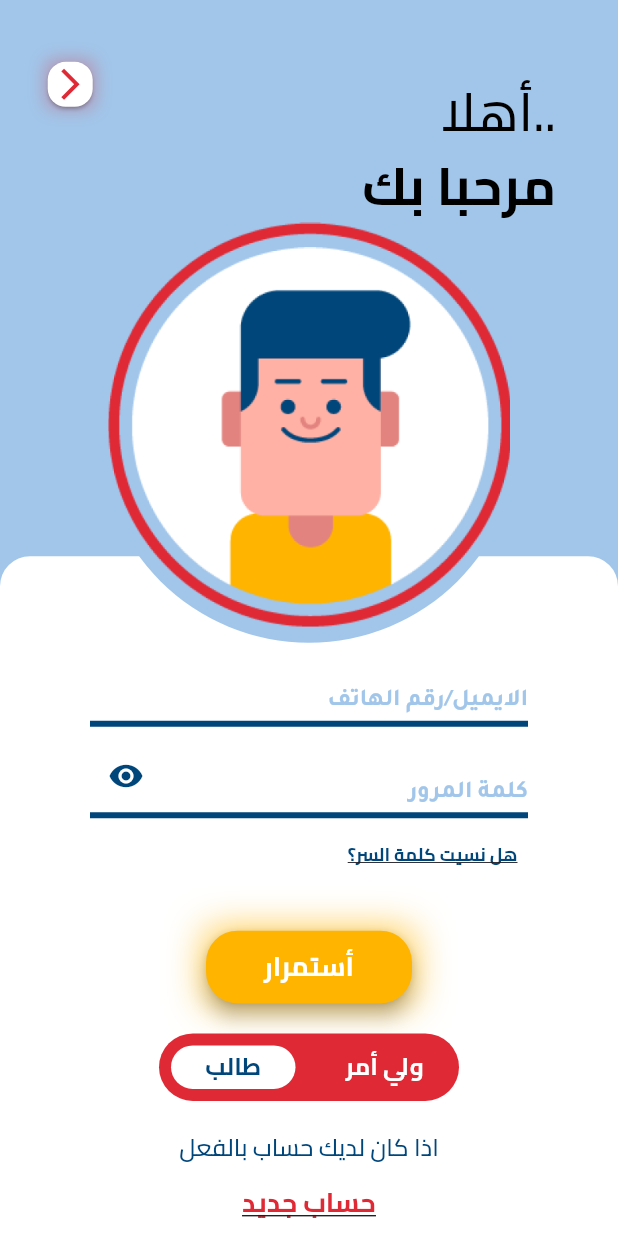
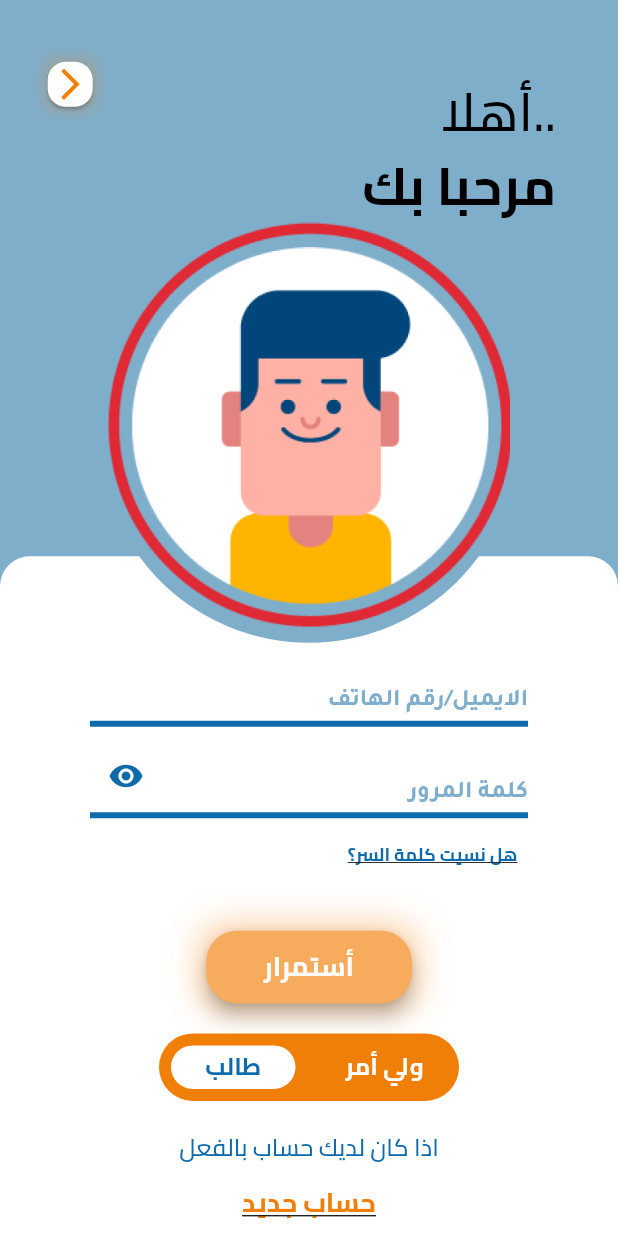
Before and after one commit to omarabdullah1/Elmanassa, a Flutter app: the screen it shows after launch, after a tap on "تخطي", after a tap on "تسجيل الدخول", on a phone screen of 412 x 824 dp. Run offline on Flutter 3.47's test engine with Material 3 defaults, Android fonts, the phone set to English and light mode, and no system bars; our stand-ins replace awesome_dialog, barcode_widget, bloc, cached_network_image, carousel_slider, conditional_builder_null_safety and 11 more; missing offline and left inert: flutter_barcode_scanner; accounts and stored records are empty; network calls fail.

Commit message:
updated image of splash screen and color pallet

```diff
--- a/lib/presentation/screens/shared/splash_screen.dart
+++ b/lib/presentation/screens/shared/splash_screen.dart
@@ -41,7 +41,7 @@ class _SplashScreenState extends State<SplashScreen> {
         child: Column(
           mainAxisAlignment: MainAxisAlignment.center,
           children: [
-            Image.asset('assets/images/logo.png'),
+            Image.asset('assets/images/Logo-02.jpg'),
             const CircularProgressIndicator(
               color: AppColor.honeyYellow,
             ),
--- a/lib/presentation/styles/colors.dart
+++ b/lib/presentation/styles/colors.dart
@@ -6,11 +6,11 @@ class AppColor {
   static const Color primary = Color(0xFF005DA3);
   static const Color error = Color(0xFFFF0000);
 
-  static const Color babyBlue = Color(0xFFA1C6EA);
-  static const Color indigoDye = Color(0xFF00467A);
+  static const Color babyBlue = Color(0xFF7FAECB);
+  static const Color indigoDye = Color(0xFF0D6BAB);
   static const Color royalBlue = Color(0xFF0C1755);
-  static const Color honeyYellow = Color(0xFFFFB400);
-  static const Color roseMadder = Color(0xFFDF2935);
+  static const Color honeyYellow = Color(0xFFF7AB5D);
+  static const Color roseMadder = Color(0xFFEF7F07);
   static const Color black = Color(0xFF000000);
   static const Color carosalBG = Color(0xFFAAAAAA);
   static const Color cardGray = Color(0xFFE2E2E2);
```
Also changed, not shown: assets/images/Logo-02.jpg (added), lib/generated/assets.dart (added).
